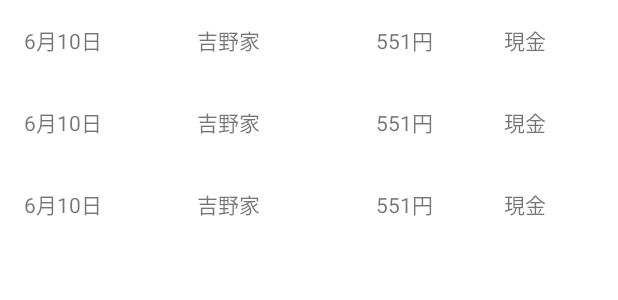
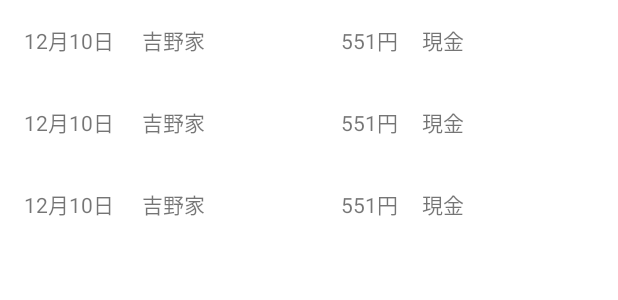
Before and after one commit to ShinKitahara/okanenavi_app, an Android app: the layout fragment_home.xml on its own in the app's theme, with its tools: preview values and no code run, on a phone screen of 412 x 824 dp. Shown: the top 300 px of the screen. Run offline under Robolectric (Android 15) with nearby library versions, the phone set to English and light mode, and no system bars.

Commit message:
Adjust Layout of Activity Crate

```diff
--- a/app/src/main/res/layout/activity_create.xml
+++ b/app/src/main/res/layout/activity_create.xml
@@ -171,7 +171,7 @@
                         android:id="@+id/debit_detail_input"
                         android:layout_width="match_parent"
                         android:layout_height="wrap_content"
-                        android:hint="@string/debit"
+                        android:hint="@string/debit_detail"
                         android:inputType="text"
                         android:maxLines="1" />
                 </com.google.android.material.textfield.TextInputLayout>
@@ -182,7 +182,7 @@
                     android:layout_width="0dp"
                     android:layout_height="wrap_content"
                     android:layout_marginStart="@dimen/activity_horizontal_margin"
-                    android:layout_weight="1"
+                    android:layout_weight="0.5"
                     app:helperTextTextColor="@color/red">
 
                     <com.google.android.material.textfield.TextInputEditText
@@ -213,7 +213,7 @@
                         android:id="@+id/credit_detail_input"
                         android:layout_width="match_parent"
                         android:layout_height="wrap_content"
-                        android:hint="@string/credit"
+                        android:hint="@string/credit_detail"
                         android:inputType="text"
                         android:maxLines="1" />
                 </com.google.android.material.textfield.TextInputLayout>
--- a/app/src/main/res/layout/item_record.xml
+++ b/app/src/main/res/layout/item_record.xml
@@ -15,22 +15,25 @@
             android:id="@+id/created_text"
             android:layout_width="0dp"
             android:layout_height="wrap_content"
-            android:layout_weight="1"
-            tools:text="6月10日" />
+            android:layout_weight="0.55"
+            tools:text="12月10日" />
+        <Space
+            android:layout_width="@dimen/activity_vertical_margin"
+            android:layout_height="0dp" />
 
         <androidx.appcompat.widget.AppCompatTextView
             android:id="@+id/debit_text"
             android:layout_width="0dp"
             android:layout_height="wrap_content"
             android:layout_weight="1"
-            android:gravity="center"
+            android:gravity="left"
             tools:text="吉野家" />
 
         <androidx.appcompat.widget.AppCompatTextView
             android:id="@+id/price_text"
             android:layout_width="0dp"
             android:layout_height="wrap_content"
-            android:layout_weight="1"
+            android:layout_weight="0.5"
             android:gravity="end"
             tools:text="551円" />
 
@@ -43,7 +46,7 @@
             android:layout_width="0dp"
             android:layout_height="wrap_content"
             android:layout_weight="1"
-            android:gravity="center"
+            android:gravity="left"
             tools:text="現金" />
 
     </androidx.appcompat.widget.LinearLayoutCompat>
--- a/app/src/main/res/values/dimens.xml
+++ b/app/src/main/res/values/dimens.xml
@@ -1,6 +1,6 @@
 <resources>
     <!-- Default screen margins, per the Android Design guidelines. -->
-    <dimen name="activity_horizontal_margin">16dp</dimen>
+    <dimen name="activity_horizontal_margin">8dp</dimen>
     <dimen name="activity_vertical_margin">16dp</dimen>
     <dimen name="appbar_padding">16dp</dimen>
     <dimen name="fab_margin">16dp</dimen>
--- a/app/src/main/res/values/strings.xml
+++ b/app/src/main/res/values/strings.xml
@@ -7,6 +7,8 @@
     <string name="place">場所</string>
     <string name="debit">借方</string>
     <string name="credit">貸方</string>
+    <string name="debit_detail">借方明細</string>
+    <string name="credit_detail">貸方明細</string>
     <string name="price">価格</string>
     <string name="yen">円</string>
     <string name="memo">メモ</string>
```
